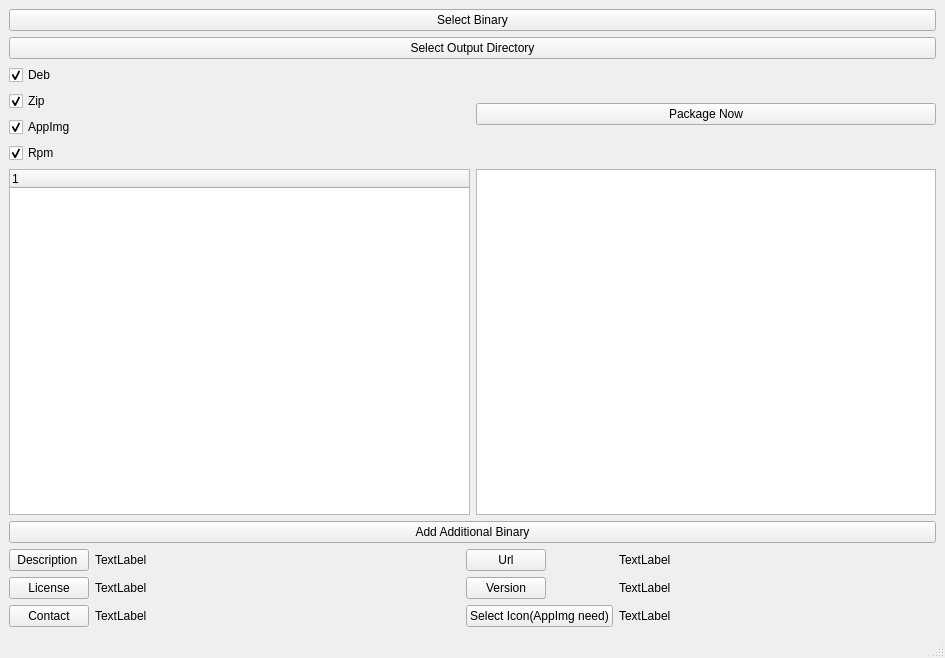
Before: the Qt Designer form mainwindow.ui in brolerliew/packager, drawn with Qt 5.
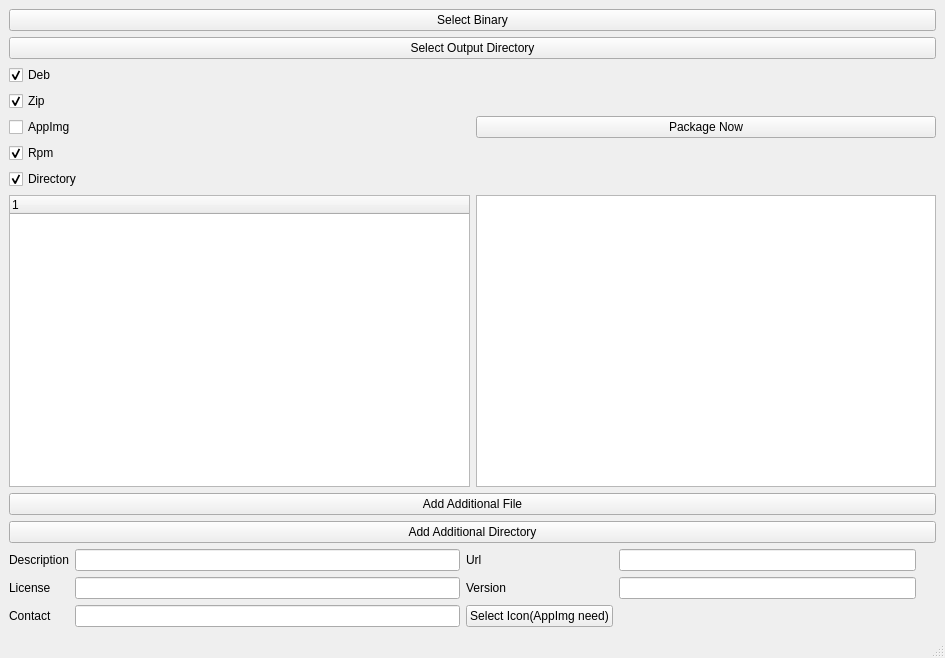
After: the same form once the commit is applied.

```diff
--- a/mainwindow.ui
+++ b/mainwindow.ui
@@ -18,6 +18,13 @@
     <property name="sizeConstraint">
      <enum>QLayout::SetMaximumSize</enum>
     </property>
+    <item row="2" column="0">
+     <widget class="QPushButton" name="pushButton_dst">
+      <property name="text">
+       <string>Select Output Directory</string>
+      </property>
+     </widget>
+    </item>
     <item row="7" column="0">
      <layout class="QHBoxLayout" name="horizontalLayout_2">
       <property name="topMargin">
@@ -37,30 +44,6 @@
       </item>
      </layout>
     </item>
-    <item row="2" column="0">
-     <widget class="QPushButton" name="pushButton_dst">
-      <property name="text">
-       <string>Select Output Directory</string>
-      </property>
-     </widget>
-    </item>
-    <item row="8" column="0">
-     <widget class="QPushButton" name="pushButton_additional">
-      <property name="text">
-       <string>Add Additional Binary</string>
-      </property>
-     </widget>
-    </item>
-    <item row="0" column="0">
-     <widget class="QPushButton" name="pushButton_src">
-      <property name="text">
-       <string>Select Binary</string>
-      </property>
-      <property name="flat">
-       <bool>false</bool>
-      </property>
-     </widget>
-    </item>
     <item row="5" column="0">
      <layout class="QHBoxLayout" name="horizontalLayout">
       <property name="sizeConstraint">
@@ -94,7 +77,7 @@
            <string>AppImg</string>
           </property>
           <property name="checked">
-           <bool>true</bool>
+           <bool>false</bool>
           </property>
          </widget>
         </item>
@@ -108,6 +91,16 @@
           </property>
          </widget>
         </item>
+        <item>
+         <widget class="QCheckBox" name="checkBox_dir">
+          <property name="text">
+           <string>Directory</string>
+          </property>
+          <property name="checked">
+           <bool>true</bool>
+          </property>
+         </widget>
+        </item>
        </layout>
       </item>
       <item>
@@ -119,7 +112,31 @@
       </item>
      </layout>
     </item>
+    <item row="0" column="0">
+     <widget class="QPushButton" name="pushButton_src">
+      <property name="text">
+       <string>Select Binary</string>
+      </property>
+      <property name="flat">
+       <bool>false</bool>
+      </property>
+     </widget>
+    </item>
+    <item row="8" column="0">
+     <widget class="QPushButton" name="pushButton_additional">
+      <property name="text">
+       <string>Add Additional File</string>
+      </property>
+     </widget>
+    </item>
     <item row="9" column="0">
+     <widget class="QPushButton" name="pushButton_additional_data">
+      <property name="text">
+       <string>Add Additional Directory</string>
+      </property>
+     </widget>
+    </item>
+    <item row="10" column="0">
      <layout class="QHBoxLayout" name="horizontalLayout_3">
       <property name="topMargin">
        <number>0</number>
@@ -132,80 +149,40 @@
         <property name="topMargin">
          <number>0</number>
         </property>
-        <item row="0" column="0">
-         <widget class="QPushButton" name="pushButton_desc">
-          <property name="text">
-           <string>Description </string>
-          </property>
-         </widget>
-        </item>
         <item row="0" column="1">
-         <widget class="QLabel" name="label_desc">
+         <widget class="QLineEdit" name="lineEdit_desc"/>
+        </item>
+        <item row="0" column="0">
+         <widget class="QLabel" name="label">
           <property name="text">
-           <string>TextLabel</string>
+           <string>Description</string>
           </property>
          </widget>
         </item>
-        <item row="1" column="0">
-         <widget class="QPushButton" name="pushButton_license">
+        <item row="3" column="0">
+         <widget class="QLabel" name="label_2">
           <property name="text">
            <string>License</string>
           </property>
          </widget>
         </item>
-        <item row="1" column="1">
-         <widget class="QLabel" name="label_license">
-          <property name="text">
-           <string>TextLabel</string>
-          </property>
-         </widget>
+        <item row="3" column="1">
+         <widget class="QLineEdit" name="lineEdit_license"/>
         </item>
-        <item row="2" column="0">
-         <widget class="QPushButton" name="pushButton_contact">
+        <item row="4" column="0">
+         <widget class="QLabel" name="label_3">
           <property name="text">
            <string>Contact</string>
           </property>
          </widget>
         </item>
-        <item row="2" column="1">
-         <widget class="QLabel" name="label_contact">
-          <property name="text">
-           <string>TextLabel</string>
-          </property>
-         </widget>
+        <item row="4" column="1">
+         <widget class="QLineEdit" name="lineEdit_contact"/>
         </item>
        </layout>
       </item>
       <item>
        <layout class="QFormLayout" name="formLayout_5">
-        <item row="0" column="0">
-         <widget class="QPushButton" name="pushButton_url">
-          <property name="text">
-           <string>Url</string>
-          </property>
-         </widget>
-        </item>
-        <item row="1" column="0">
-         <widget class="QPushButton" name="pushButton_url_2">
-          <property name="text">
-           <string>Version</string>
-          </property>
-         </widget>
-        </item>
-        <item row="0" column="1">
-         <widget class="QLabel" name="label_url">
-          <property name="text">
-           <string>TextLabel</string>
-          </property>
-         </widget>
-        </item>
-        <item row="1" column="1">
-         <widget class="QLabel" name="label_version">
-          <property name="text">
-           <string>TextLabel</string>
-          </property>
-         </widget>
-        </item>
         <item row="2" column="0">
          <widget class="QPushButton" name="pushButton_icon">
           <property name="text">
@@ -216,10 +193,30 @@
         <item row="2" column="1">
          <widget class="QLabel" name="label_icon">
           <property name="text">
-           <string>TextLabel</string>
+           <string/>
           </property>
          </widget>
         </item>
+        <item row="0" column="0">
+         <widget class="QLabel" name="label_4">
+          <property name="text">
+           <string>Url</string>
+          </property>
+         </widget>
+        </item>
+        <item row="0" column="1">
+         <widget class="QLineEdit" name="lineEdit_url"/>
+        </item>
+        <item row="1" column="0">
+         <widget class="QLabel" name="label_5">
+          <property name="text">
+           <string>Version</string>
+          </property>
+         </widget>
+        </item>
+        <item row="1" column="1">
+         <widget class="QLineEdit" name="lineEdit_version"/>
+        </item>
        </layout>
       </item>
      </layout>
```
